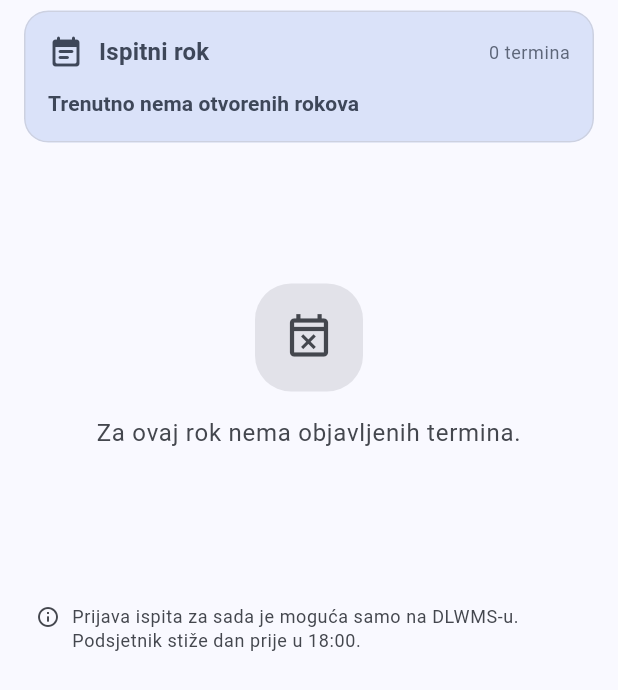
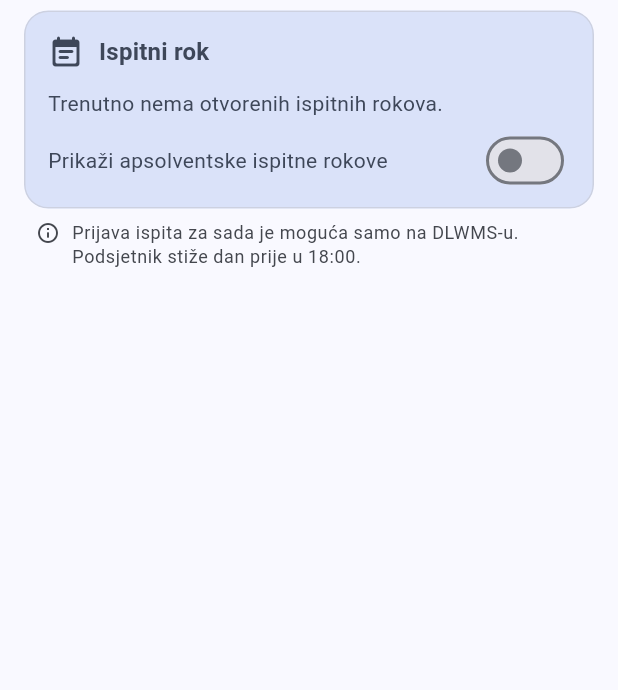
Before and after one commit to voloder/dlwms-mobile, a Flutter app: the _IspitiView widget shown alone on an empty page, opened directly with empty values, on a phone screen of 412 x 824 dp. Shown: the top 690 px of the screen. Run offline on Flutter 3.47's test engine with Material 3 defaults, Android fonts, the phone set to English and light mode, and no system bars; drawn by our look-alikes of dynamic_color; our stand-ins replace flutter_local_notifications, flutter_secure_storage, go_router, open_filex, shared_preferences, timezone; missing offline and left inert: android_alarm_manager_plus; accounts and stored records are empty.

Commit message:
Exam period picker, hide apsolventski periods, silent background checks
- Ispiti: pick between open exam periods with chips; apsolventski periods
  are hidden by default, with a saved "Prikaži apsolventske ispitne rokove"
  switch. Exam-term alerts skip hidden periods.
- Background checks now run from a periodic inexact alarm
  (android_alarm_manager_plus) instead of a foreground service, so there is
  no permanent "Provjera obavijesti" notification. Old channels are removed.
- Asks once to be exempt from battery optimisation.
- Version 0.4.0+4.

Co-Authored-By: Claude Opus 5.5 <noreply@anthropic.com>
Claude-Session: https://claude.ai/code/session_01VBQG2KnsKSZFe24yk4bzKN

```diff
--- a/lib/main.dart
+++ b/lib/main.dart
@@ -8,7 +8,7 @@ void main() async {
   WidgetsFlutterBinding.ensureInitialized();
 
   // Lets the background service tell the UI when new announcements arrive.
-  BackgroundService.initCommunicationPort();
+  await BackgroundService.initialize();
   await LocalNotifications.init();
 
   final prefs = await SharedPreferences.getInstance();
--- a/lib/provider/ispiti_provider.dart
+++ b/lib/provider/ispiti_provider.dart
@@ -29,12 +29,40 @@ class IspitiProvider extends ChangeNotifier {
   String? get errorMessage => _errorMessage;
   bool get isBusy => _busy;
 
-  List<DlwmsFilterOption> get periods =>
+  static const String showAbsolventKey = 'show_absolvent_periods';
+
+  /// "Apsolventski ispitni rokovi …" – only relevant to graduates, so hidden
+  /// unless the user turns them on.
+  static bool isAbsolvent(DlwmsFilterOption period) =>
+      period.label.toLowerCase().contains('apsolvent');
+
+  bool get showAbsolvent =>
+      _authProvider?.prefs.getBool(showAbsolventKey) ?? false;
+
+  List<DlwmsFilterOption> get _allPeriods =>
       (_data?.periods ?? const []).where((p) => p.value.isNotEmpty).toList();
-  String get selectedPeriod => selectedOption(periods)?.value ?? '';
-  String get selectedPeriodName => selectedOption(periods)?.label ?? '';
 
-  List<ExamTerm> get terms => _data?.terms ?? const [];
+  /// Periods the user can pick from.
+  List<DlwmsFilterOption> get periods => _allPeriods
+      .where((p) => showAbsolvent || !isAbsolvent(p))
+      .toList();
+
+  /// How many apsolventski periods are currently hidden.
+  int get hiddenPeriods => _allPeriods.length - periods.length;
+
+  DlwmsFilterOption? get _selected => selectedOption(_allPeriods);
+
+  bool get _selectedVisible {
+    final selected = _selected;
+    return selected != null && (showAbsolvent || !isAbsolvent(selected));
+  }
+
+  String get selectedPeriod => _selectedVisible ? _selected!.value : '';
+  String get selectedPeriodName => _selectedVisible ? _selected!.label : '';
+
+  /// Terms of the selected period (none while a hidden period is selected).
+  List<ExamTerm> get terms =>
+      _selectedVisible ? (_data?.terms ?? const []) : const [];
   List<ExamTerm> get upcoming => terms.where((t) => !t.isPast()).toList();
   List<ExamTerm> get past => terms.where((t) => t.isPast()).toList();
   List<ActiveTest> get activeTests => _activeTests;
@@ -53,7 +81,26 @@ class IspitiProvider extends ChangeNotifier {
           _loadActiveTests(),
         ]);
         _apply(results[0] as DlwmsPage);
+        await _ensureVisiblePeriod();
       });
+
+  /// DLWMS opens on its default period; if that one is hidden, switch to the
+  /// first visible period instead.
+  Future<void> _ensureVisiblePeriod() async {
+    final page = _page;
+    if (page == null || _selectedVisible || periods.isEmpty) return;
+    final value = periods.first.value;
+    _apply(await _client.postBack(page, IspitiService.periodField,
+        fields: {IspitiService.periodField: value}));
+  }
+
+  Future<void> setShowAbsolvent(bool value) async {
+    final prefs = _authProvider?.prefs;
+    if (prefs == null) return;
+    await prefs.setBool(showAbsolventKey, value);
+    notifyListeners();
+    if (!value) await _run(_ensureVisiblePeriod);
+  }
 
   Future<void> refresh() => fetch();
 
--- a/lib/ui/pages/ispiti_page.dart
+++ b/lib/ui/pages/ispiti_page.dart
@@ -74,7 +74,7 @@ class _IspitiView extends StatelessWidget {
                     child: _ActiveTestCard(test: test),
                   ),
                 _PeriodCard(provider: provider),
-                if (provider.terms.isEmpty)
+                if (provider.terms.isEmpty && provider.periods.isNotEmpty)
                   const SizedBox(
                     height: 300,
                     child: EmptyState(
@@ -111,7 +111,8 @@ class _IspitiView extends StatelessWidget {
   }
 }
 
-/// Exam period picker with a short summary.
+/// Exam period picker (one chip per period), a short summary and the
+/// "show apsolventski periods" switch.
 class _PeriodCard extends StatelessWidget {
   const _PeriodCard({required this.provider});
 
@@ -121,58 +122,91 @@ class _PeriodCard extends StatelessWidget {
   Widget build(BuildContext context) {
     final theme = Theme.of(context);
     final scheme = theme.colorScheme;
+    final onCard = scheme.onSecondaryContainer;
+    final periods = provider.periods;
     final upcoming = provider.upcoming;
     final next = upcoming.isEmpty ? null : upcoming.first;
 
-    final summary = next == null || next.dateTime == null
-        ? '${provider.terms.length} termina'
-        : '${upcoming.length} nadolazećih · sljedeći '
-            '${BsDates.daysFromNow(next.dateTime!)}';
+    final String summary;
+    if (periods.isEmpty) {
+      summary = '';
+    } else if (next == null || next.dateTime == null) {
+      summary = '${provider.terms.length} termina';
+    } else {
+      summary = '${upcoming.length} nadolazećih · sljedeći '
+          '${BsDates.daysFromNow(next.dateTime!)}';
+    }
 
     return Card(
       color: scheme.secondaryContainer,
       child: Padding(
-        padding: const EdgeInsets.fromLTRB(16, 16, 16, 16),
+        padding: const EdgeInsets.fromLTRB(16, 16, 16, 8),
         child: Column(
           crossAxisAlignment: CrossAxisAlignment.stretch,
           children: [
             Row(
               children: [
-                Icon(Icons.event_note_rounded,
-                    color: scheme.onSecondaryContainer),
+                Icon(Icons.event_note_rounded, color: onCard),
                 const SizedBox(width: 10),
                 Expanded(
                   child: Text(
-                    'Ispitni rok',
-                    style: theme.textTheme.titleMedium
-                        ?.copyWith(color: scheme.onSecondaryContainer),
+                    periods.length > 1 ? 'Ispitni rokovi' : 'Ispitni rok',
+                    style: theme.textTheme.titleMedium?.copyWith(color: onCard),
                   ),
                 ),
-                Text(
-                  summary,
-                  style: theme.textTheme.bodySmall?.copyWith(
-                    color: scheme.onSecondaryContainer.withValues(alpha: 0.8),
+                if (summary.isNotEmpty)
+                  Text(
+                    summary,
+                    style: theme.textTheme.bodySmall
+                        ?.copyWith(color: onCard.withValues(alpha: 0.8)),
                   ),
-                ),
               ],
             ),
             const SizedBox(height: 12),
-            if (provider.periods.length > 1)
-              DlwmsDropdown(
-                label: 'Rok',
-                options: provider.periods,
-                value: provider.selectedPeriod,
-                enabled: !provider.isBusy,
-                onChanged: provider.setPeriod,
+            if (periods.isEmpty)
+              Text(
+                provider.hiddenPeriods > 0
+                    ? 'Otvoreni su samo apsolventski rokovi.'
+                    : 'Trenutno nema otvorenih ispitnih rokova.',
+                style: theme.textTheme.bodyMedium?.copyWith(color: onCard),
               )
             else
-              Text(
-                provider.selectedPeriodName.isEmpty
-                    ? 'Trenutno nema otvorenih rokova'
-                    : provider.selectedPeriodName,
-                style: theme.textTheme.titleSmall
-                    ?.copyWith(color: scheme.onSecondaryContainer),
+              Wrap(
+                spacing: 8,
+                runSpacing: 8,
+                children: [
+                  for (final period in periods)
+                    ChoiceChip(
+                      label: Text(period.label),
+                      selected: period.value == provider.selectedPeriod,
+                      showCheckmark: false,
+                      avatar: period.value == provider.selectedPeriod
+                          ? const Icon(Icons.check_rounded, size: 18)
+                          : null,
+                      onSelected: provider.isBusy
+                          ? null
+                          : (_) => provider.setPeriod(period.value),
+                    ),
+                ],
               ),
+            const SizedBox(height: 4),
+            SwitchListTile(
+              contentPadding: EdgeInsets.zero,
+              dense: true,
+              title: Text(
+                'Prikaži apsolventske ispitne rokove',
+                style: theme.textTheme.bodyMedium?.copyWith(color: onCard),
+              ),
+              subtitle: provider.hiddenPeriods > 0
+                  ? Text(
+                      'Skriveno: ${provider.hiddenPeriods}',
+                      style: theme.textTheme.bodySmall
+                          ?.copyWith(color: onCard.withValues(alpha: 0.75)),
+                    )
+                  : null,
+              value: provider.showAbsolvent,
+              onChanged: provider.isBusy ? null : provider.setShowAbsolvent,
+            ),
           ],
         ),
       ),
--- a/lib/ui/pages/settings_page.dart
+++ b/lib/ui/pages/settings_page.dart
@@ -550,9 +550,10 @@ class _NotificationsCard extends StatelessWidget {
       return 'Svakih 5 minuta dok je aplikacija otvorena.';
     }
     if (auth.backgroundCheckEnabled && !auth.backgroundRunning) {
-      return 'Nije pokrenuta. Provjeri dozvolu za obavještenja.';
+      return 'Nije pokrenuta. Isključi pa uključi ovu opciju.';
     }
-    return 'Svakih 5 minuta, i kad je aplikacija zatvorena.';
+    return 'Otprilike svakih 5 minuta, i kad je aplikacija zatvorena, bez '
+        'stalnog obavještenja. Kad telefon miruje, Android je može odgoditi.';
   }
 
   static String _lastCheckText(CheckStatus? status) {
```
Also changed, not shown: lib/services/background_service.dart (+88 -130 lines), lib/services/watchers.dart (+18 -3 lines), pubspec.yaml (+4 -5 lines), 4 other files.
